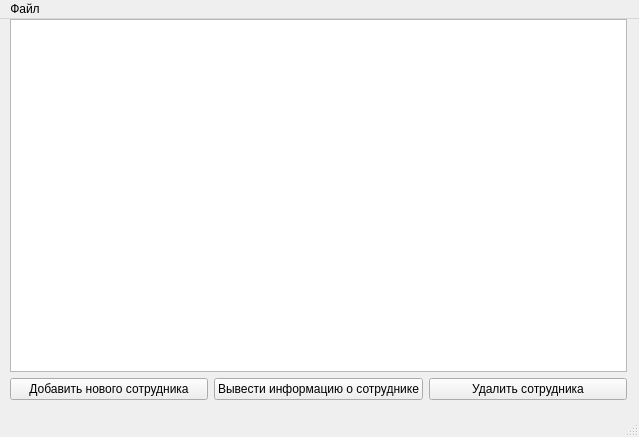
Old version of the form OPD/winemployees.ui in the repository ikherty/OPD.
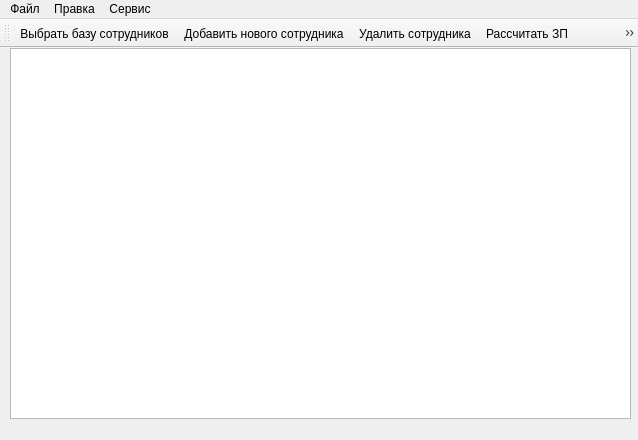
New version of the form. Icons and pictures are not drawn.

```diff
--- a/OPD/winemployees.ui
+++ b/OPD/winemployees.ui
@@ -6,53 +6,23 @@
    <rect>
     <x>0</x>
     <y>0</y>
-    <width>639</width>
-    <height>437</height>
+    <width>638</width>
+    <height>440</height>
    </rect>
   </property>
   <property name="windowTitle">
    <string>MainWindow</string>
   </property>
   <widget class="QWidget" name="centralwidget">
-   <widget class="QWidget" name="">
+   <widget class="QListWidget" name="listWidget">
     <property name="geometry">
      <rect>
       <x>10</x>
       <y>0</y>
-      <width>617</width>
-      <height>381</height>
+      <width>621</width>
+      <height>371</height>
      </rect>
     </property>
-    <layout class="QVBoxLayout" name="verticalLayout">
-     <item>
-      <widget class="QListWidget" name="listWidget"/>
-     </item>
-     <item>
-      <layout class="QHBoxLayout" name="horizontalLayout">
-       <item>
-        <widget class="QPushButton" name="pushButton_2">
-         <property name="text">
-          <string>Добавить нового сотрудника</string>
-         </property>
-        </widget>
-       </item>
-       <item>
-        <widget class="QPushButton" name="pushButton">
-         <property name="text">
-          <string>Вывести информацию о сотруднике</string>
-         </property>
-        </widget>
-       </item>
-       <item>
-        <widget class="QPushButton" name="pushButton_3">
-         <property name="text">
-          <string>Удалить сотрудника</string>
-         </property>
-        </widget>
-       </item>
-      </layout>
-     </item>
-    </layout>
    </widget>
   </widget>
   <widget class="QMenuBar" name="menubar">
@@ -60,7 +30,7 @@
     <rect>
      <x>0</x>
      <y>0</y>
-     <width>639</width>
+     <width>638</width>
      <height>28</height>
     </rect>
    </property>
@@ -70,9 +40,45 @@
     </property>
     <addaction name="action"/>
    </widget>
+   <widget class="QMenu" name="menu_2">
+    <property name="title">
+     <string>Правка</string>
+    </property>
+    <addaction name="action_3"/>
+    <addaction name="action_4"/>
+   </widget>
+   <widget class="QMenu" name="menu_3">
+    <property name="title">
+     <string>Сервис</string>
+    </property>
+    <addaction name="action_5"/>
+    <addaction name="action_6"/>
+    <addaction name="action_7"/>
+    <addaction name="action_8"/>
+   </widget>
    <addaction name="menu"/>
+   <addaction name="menu_2"/>
+   <addaction name="menu_3"/>
   </widget>
-  <widget class="QStatusBar" name="statusbar"/>
+  <widget class="QToolBar" name="toolBar">
+   <property name="windowTitle">
+    <string>toolBar</string>
+   </property>
+   <attribute name="toolBarArea">
+    <enum>TopToolBarArea</enum>
+   </attribute>
+   <attribute name="toolBarBreak">
+    <bool>true</bool>
+   </attribute>
+   <addaction name="action_2"/>
+   <addaction name="action_3"/>
+   <addaction name="action_4"/>
+   <addaction name="action_5"/>
+   <addaction name="action_6"/>
+   <addaction name="action_7"/>
+   <addaction name="action_8"/>
+   <addaction name="action"/>
+  </widget>
   <action name="action">
    <property name="icon">
     <iconset resource="resource.qrc">
@@ -82,6 +88,69 @@
     <string>Выйти из программы</string>
    </property>
   </action>
+  <action name="action_2">
+   <property name="icon">
+    <iconset resource="resource.qrc">
+     <normaloff>:/rec/resourses/1.png</normaloff>:/rec/resourses/1.png</iconset>
+   </property>
+   <property name="text">
+    <string>Выбрать базу сотрудников</string>
+   </property>
+  </action>
+  <action name="action_3">
+   <property name="icon">
+    <iconset resource="resource.qrc">
+     <normaloff>:/rec/resourses/3.png</normaloff>:/rec/resourses/3.png</iconset>
+   </property>
+   <property name="text">
+    <string>Добавить нового сотрудника</string>
+   </property>
+  </action>
+  <action name="action_4">
+   <property name="icon">
+    <iconset resource="resource.qrc">
+     <normaloff>:/rec/resourses/4.png</normaloff>:/rec/resourses/4.png</iconset>
+   </property>
+   <property name="text">
+    <string>Удалить сотрудника</string>
+   </property>
+  </action>
+  <action name="action_5">
+   <property name="icon">
+    <iconset resource="resource.qrc">
+     <normaloff>:/rec/resourses/5.png</normaloff>:/rec/resourses/5.png</iconset>
+   </property>
+   <property name="text">
+    <string>Рассчитать ЗП</string>
+   </property>
+  </action>
+  <action name="action_6">
+   <property name="icon">
+    <iconset resource="resource.qrc">
+     <normaloff>:/rec/resourses/6.png</normaloff>:/rec/resourses/6.png</iconset>
+   </property>
+   <property name="text">
+    <string>Рассчитать премию</string>
+   </property>
+  </action>
+  <action name="action_7">
+   <property name="icon">
+    <iconset resource="resource.qrc">
+     <normaloff>:/rec/resourses/8.png</normaloff>:/rec/resourses/8.png</iconset>
+   </property>
+   <property name="text">
+    <string>Рассчитать больничные выплаты</string>
+   </property>
+  </action>
+  <action name="action_8">
+   <property name="icon">
+    <iconset resource="resource.qrc">
+     <normaloff>:/rec/resourses/7.png</normaloff>:/rec/resourses/7.png</iconset>
+   </property>
+   <property name="text">
+    <string>Рассчитать отпускные выплаты</string>
+   </property>
+  </action>
  </widget>
  <resources>
   <include location="resource.qrc"/>
```
Left out of the diff: 1 changed line with no effect on the pictures.
